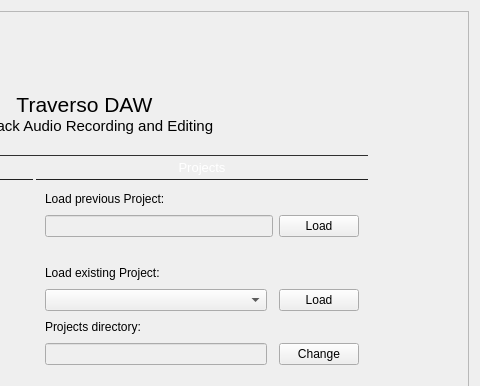
ErwanLegrand/Traverso-DAW, file src/traverso/ui/WelcomeWidget.ui: the form before one commit; both pictures show x 407 to 887 and y 0 to 386 of the 887 by 621 pixel window.
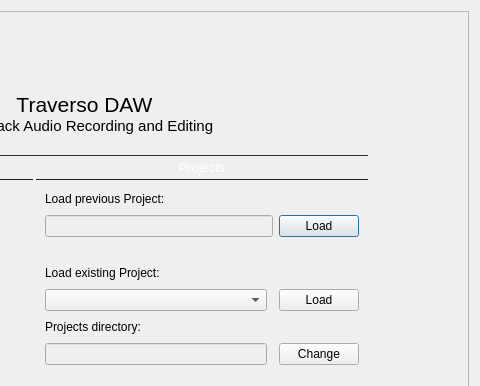
The form after the commit. Icons and pictures are not drawn.

Commit message: Pressing enter in the Welcome window by default loads previous project

```diff
--- a/src/traverso/ui/WelcomeWidget.ui
+++ b/src/traverso/ui/WelcomeWidget.ui
@@ -465,6 +465,12 @@
                      <property name="text">
                       <string>Load</string>
                      </property>
+                     <property name="autoDefault">
+                      <bool>false</bool>
+                     </property>
+                     <property name="default">
+                      <bool>true</bool>
+                     </property>
                     </widget>
                    </item>
                    <item row="3" column="0">
```
The commit also changes 1 other file.
